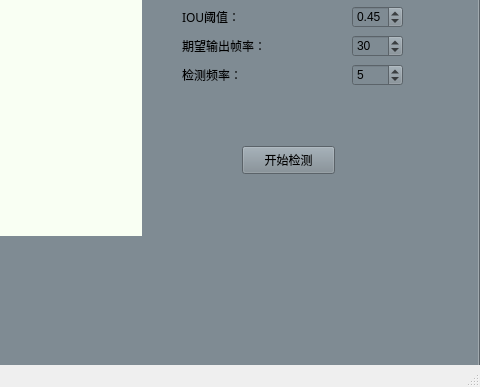
wang-10086/yolov5-5.0, file Ui_mainwindow.ui: the form before one commit; both pictures show x 600 to 1080 and y 333 to 720 of the 1080 by 720 pixel window.
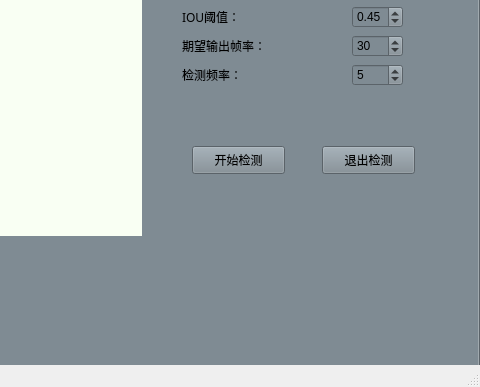
The form after the commit.

Commit message: add video quit

```diff
--- a/Ui_mainwindow.ui
+++ b/Ui_mainwindow.ui
@@ -267,7 +267,7 @@
      <widget class="QPushButton" name="pushButton_2">
       <property name="geometry">
        <rect>
-        <x>840</x>
+        <x>790</x>
         <y>430</y>
         <width>93</width>
         <height>28</height>
@@ -461,6 +461,19 @@
        </item>
       </layout>
      </widget>
+     <widget class="QPushButton" name="pushButton_3">
+      <property name="geometry">
+       <rect>
+        <x>920</x>
+        <y>430</y>
+        <width>93</width>
+        <height>28</height>
+       </rect>
+      </property>
+      <property name="text">
+       <string>退出检测</string>
+      </property>
+     </widget>
     </widget>
     <widget class="QWidget" name="tab_3">
      <attribute name="title">
```
The commit also changes 2 other files.
